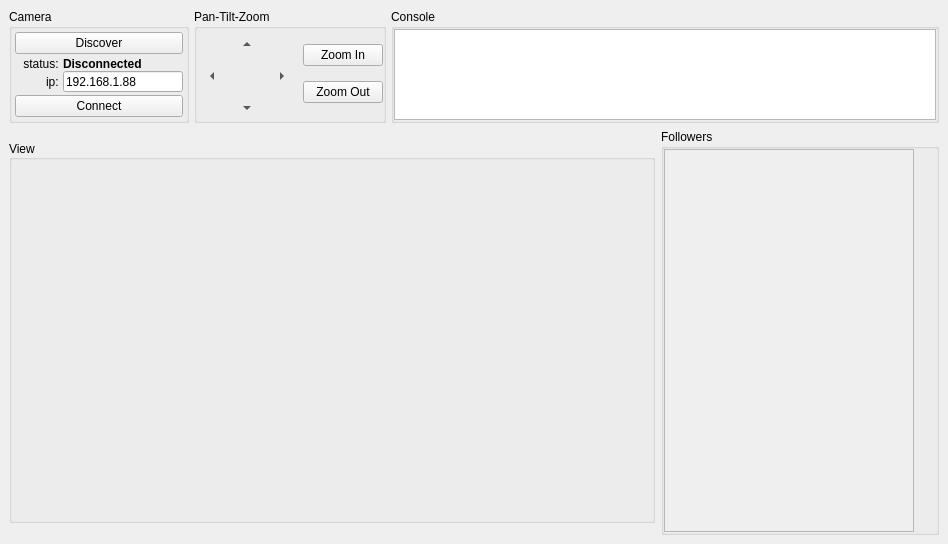
jaumecort/IPCam, file etc/ui/MainWindow.ui: the form before one commit.
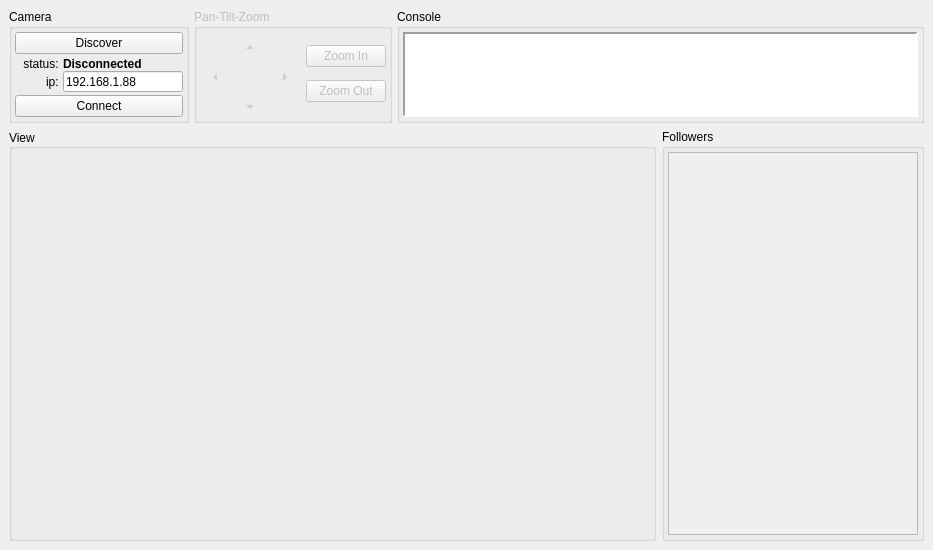
The form after the commit.

Diff of the .ui file:
```diff
--- a/etc/ui/MainWindow.ui
+++ b/etc/ui/MainWindow.ui
@@ -6,8 +6,8 @@
    <rect>
     <x>0</x>
     <y>0</y>
-    <width>948</width>
-    <height>544</height>
+    <width>933</width>
+    <height>550</height>
    </rect>
   </property>
   <property name="sizePolicy">
@@ -18,7 +18,7 @@
   </property>
   <property name="minimumSize">
    <size>
-    <width>948</width>
+    <width>933</width>
     <height>0</height>
    </size>
   </property>
@@ -184,6 +184,9 @@
         </item>
         <item>
          <widget class="QGroupBox" name="PTZBox">
+          <property name="enabled">
+           <bool>false</bool>
+          </property>
           <property name="sizePolicy">
            <sizepolicy hsizetype="Minimum" vsizetype="Minimum">
             <horstretch>0</horstretch>
@@ -210,16 +213,16 @@
             <enum>QLayout::SetNoConstraint</enum>
            </property>
            <property name="leftMargin">
-            <number>0</number>
+            <number>3</number>
            </property>
            <property name="topMargin">
-            <number>0</number>
+            <number>3</number>
            </property>
            <property name="rightMargin">
-            <number>0</number>
+            <number>3</number>
            </property>
            <property name="bottomMargin">
-            <number>0</number>
+            <number>3</number>
            </property>
            <item>
             <layout class="QGridLayout" name="gridLayout_2">
@@ -386,19 +389,19 @@
           </property>
           <layout class="QVBoxLayout" name="verticalLayout_5">
            <property name="leftMargin">
-            <number>0</number>
+            <number>3</number>
            </property>
            <property name="topMargin">
-            <number>0</number>
+            <number>3</number>
            </property>
            <property name="rightMargin">
-            <number>0</number>
+            <number>3</number>
            </property>
            <property name="bottomMargin">
-            <number>0</number>
+            <number>3</number>
            </property>
            <item>
-            <widget class="QTextBrowser" name="console">
+            <widget class="QTextEdit" name="console">
              <property name="sizePolicy">
               <sizepolicy hsizetype="Expanding" vsizetype="Minimum">
                <horstretch>0</horstretch>
@@ -417,6 +420,24 @@
                <height>100</height>
               </size>
              </property>
+             <property name="mouseTracking">
+              <bool>false</bool>
+             </property>
+             <property name="contextMenuPolicy">
+              <enum>Qt::DefaultContextMenu</enum>
+             </property>
+             <property name="frameShape">
+              <enum>QFrame::Panel</enum>
+             </property>
+             <property name="frameShadow">
+              <enum>QFrame::Sunken</enum>
+             </property>
+             <property name="lineWidth">
+              <number>2</number>
+             </property>
+             <property name="textInteractionFlags">
+              <set>Qt::NoTextInteraction</set>
+             </property>
             </widget>
            </item>
           </layout>
@@ -426,6 +447,12 @@
       </item>
       <item>
        <layout class="QHBoxLayout" name="horizontalLayout_4">
+        <property name="spacing">
+         <number>6</number>
+        </property>
+        <property name="sizeConstraint">
+         <enum>QLayout::SetNoConstraint</enum>
+        </property>
         <property name="bottomMargin">
          <number>0</number>
         </property>
@@ -454,19 +481,19 @@
             <number>0</number>
            </property>
            <property name="sizeConstraint">
-            <enum>QLayout::SetFixedSize</enum>
+            <enum>QLayout::SetDefaultConstraint</enum>
            </property>
            <property name="leftMargin">
-            <number>0</number>
+            <number>3</number>
            </property>
            <property name="topMargin">
-            <number>0</number>
+            <number>3</number>
            </property>
            <property name="rightMargin">
-            <number>0</number>
+            <number>3</number>
            </property>
            <property name="bottomMargin">
-            <number>0</number>
+            <number>3</number>
            </property>
            <item>
             <widget class="QLabel" name="labelVideo">
@@ -484,8 +511,8 @@
              </property>
              <property name="maximumSize">
               <size>
-               <width>640</width>
-               <height>360</height>
+               <width>1280</width>
+               <height>720</height>
               </size>
              </property>
              <property name="text">
@@ -515,21 +542,21 @@
           </property>
           <layout class="QVBoxLayout" name="verticalLayout">
            <property name="leftMargin">
-            <number>0</number>
+            <number>3</number>
            </property>
            <property name="topMargin">
-            <number>0</number>
+            <number>3</number>
            </property>
            <property name="rightMargin">
-            <number>0</number>
+            <number>3</number>
            </property>
            <property name="bottomMargin">
-            <number>0</number>
+            <number>3</number>
            </property>
            <item>
             <widget class="QScrollArea" name="FollowersScrollArea">
              <property name="sizePolicy">
-              <sizepolicy hsizetype="Maximum" vsizetype="Expanding">
+              <sizepolicy hsizetype="Minimum" vsizetype="Expanding">
                <horstretch>0</horstretch>
                <verstretch>0</verstretch>
               </sizepolicy>
@@ -548,10 +575,16 @@
                <rect>
                 <x>0</x>
                 <y>0</y>
-                <width>248</width>
+                <width>18</width>
                 <height>358</height>
                </rect>
               </property>
+              <property name="sizePolicy">
+               <sizepolicy hsizetype="Fixed" vsizetype="Preferred">
+                <horstretch>0</horstretch>
+                <verstretch>0</verstretch>
+               </sizepolicy>
+              </property>
               <layout class="QVBoxLayout" name="FollowersLayout"/>
              </widget>
             </widget>
```
Left out of the diff: 2 changed lines with no effect on the pictures.
